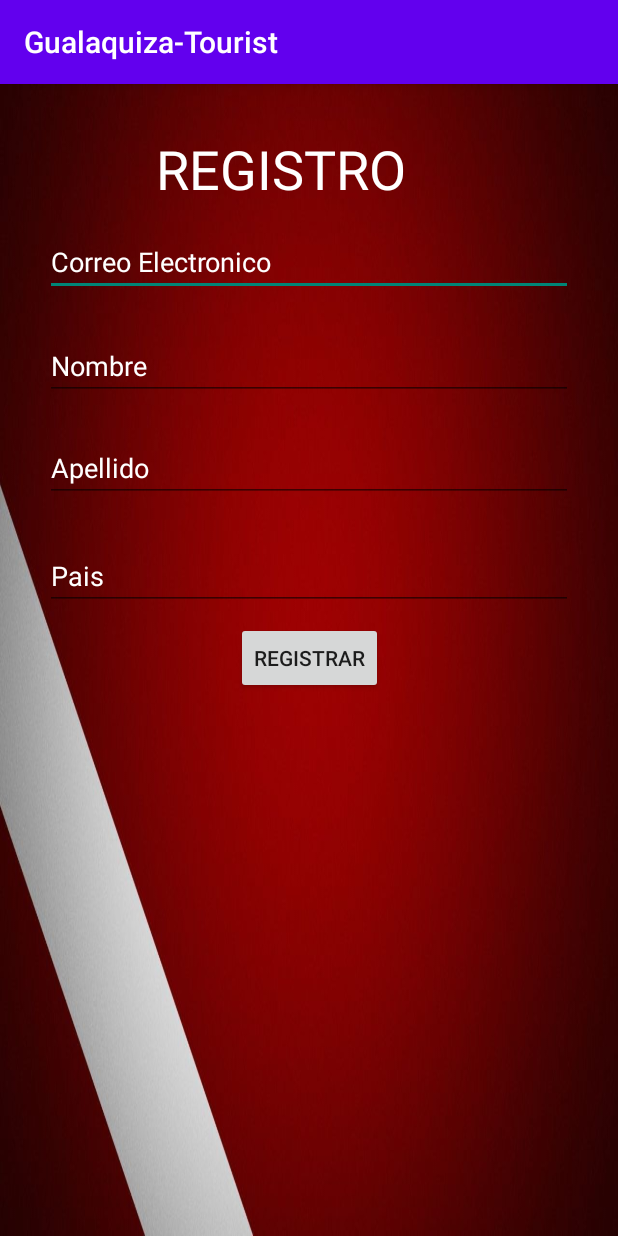
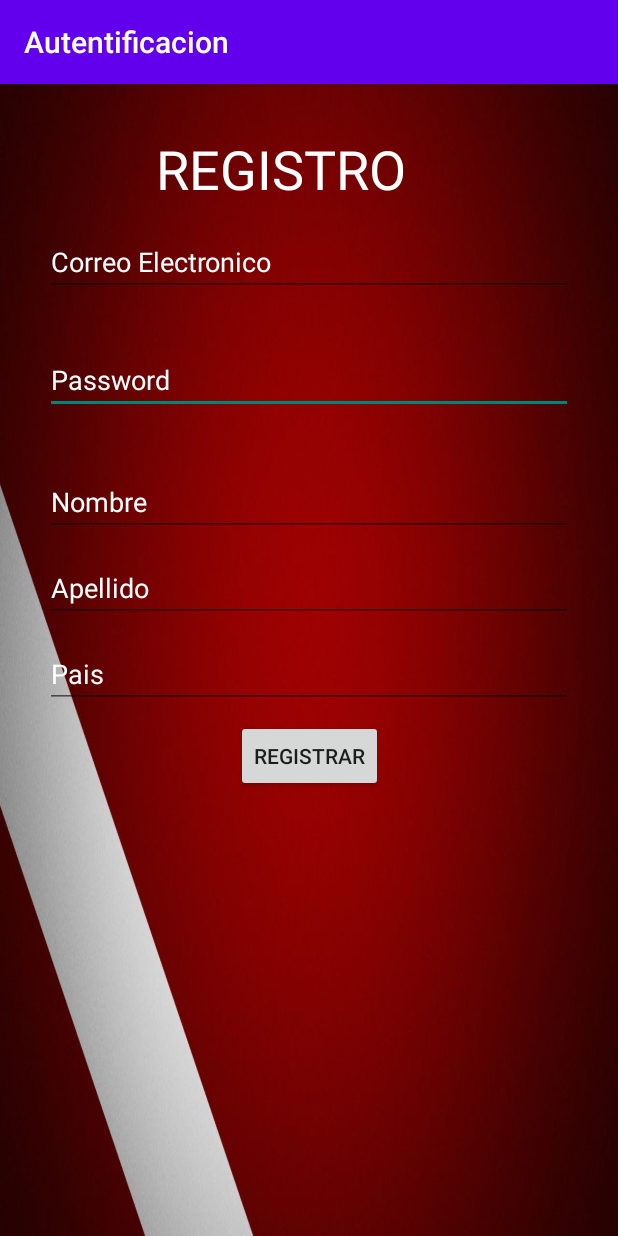
Before and after one commit to Danny-Y25/Proyecto-Turismo, an Android app: the screen it shows after launch (Registro), after a tap on "REGISTER", on a phone screen of 412 x 824 dp. Run offline under Robolectric (Android 15) with nearby library versions, the phone set to English and light mode, and no system bars; our stand-ins replace Firebase (no records; nobody signed in at launch, a user with empty details on screens opened directly).

Commit message:
Version19/1/2021
Actualizacion con el login y registro de usuarios

```diff
--- a/Codigo/GualaquizaTourist/app/build.gradle
+++ b/Codigo/GualaquizaTourist/app/build.gradle
@@ -44,6 +44,7 @@ dependencies {
     implementation 'androidx.constraintlayout:constraintlayout:2.0.4'
     implementation 'com.google.firebase:firebase-analytics-ktx'
     implementation 'com.google.firebase:firebase-database:19.2.1'
+    implementation 'com.google.firebase:firebase-auth:20.0.1'
     testImplementation 'junit:junit:4.+'
     androidTestImplementation 'androidx.test.ext:junit:1.1.2'
     androidTestImplementation 'androidx.test.espresso:espresso-core:3.3.0'
--- a/Codigo/GualaquizaTourist/app/src/main/AndroidManifest.xml
+++ b/Codigo/GualaquizaTourist/app/src/main/AndroidManifest.xml
@@ -1,6 +1,7 @@
 <?xml version="1.0" encoding="utf-8"?>
 <manifest xmlns:android="http://schemas.android.com/apk/res/android"
     package="com.example.gualaquiza_tourist">
+    <uses-permission android:name="android.permission.INTERNET"/>
 
     <application
         android:allowBackup="true"
--- a/Codigo/GualaquizaTourist/app/src/main/java/com/example/gualaquiza_tourist/MainActivity.kt
+++ b/Codigo/GualaquizaTourist/app/src/main/java/com/example/gualaquiza_tourist/MainActivity.kt
@@ -2,9 +2,16 @@ package com.example.gualaquiza_tourist
 
 import android.content.Intent
 import android.os.Bundle
+import android.util.Log
+import android.util.Log.*
 import android.widget.Button
+import android.widget.EditText
+import android.widget.TextView
+import androidx.appcompat.app.AlertDialog
 import androidx.appcompat.app.AppCompatActivity
+import com.google.firebase.auth.FirebaseAuth
 import com.google.firebase.database.FirebaseDatabase
+import org.w3c.dom.Text
 
 
 class MainActivity : AppCompatActivity() {
@@ -18,6 +25,38 @@ class MainActivity : AppCompatActivity() {
             val miIntent = Intent(this, Registro::class.java)
             startActivity(miIntent)
         }
+        //setup
+        login();
+
+        }
+        private fun login() {
+            title = "Autentificacion"
+            val login : Button = findViewById(R.id.btnlogin)
+            val contra =  findViewById<EditText>(R.id.editTextTextPassword)
+            val mail = findViewById<EditText>(R.id.editTextTextPersonName)
+
+            login.setOnClickListener {
+                if (mail.text.isNotEmpty() && contra.text.isNotEmpty()) {
+                    FirebaseAuth.getInstance().signInWithEmailAndPassword(mail.text.toString(), contra.text.toString()).addOnCompleteListener {
+                        if (it.isSuccessful){
+                            login.setOnClickListener{
+                                val mostrar = Intent(this,Menu::class.java)
+                                startActivity(mostrar)
+                            }
+                        }else{
+                            alert()
+                        }
+                    }
+                }
+            }
+        }
+        private fun alert(){
+            val builder = AlertDialog.Builder(this)
+            builder.setTitle("Error")
+            builder.setMessage("Se ha producido un error autentificando al usuario")
+            builder.setPositiveButton("Aceptar",null)
+            val dialog: AlertDialog=builder.create()
+            dialog.show()
 
         }
     }
--- a/Codigo/GualaquizaTourist/app/src/main/java/com/example/gualaquiza_tourist/Registro.kt
+++ b/Codigo/GualaquizaTourist/app/src/main/java/com/example/gualaquiza_tourist/Registro.kt
@@ -1,12 +1,47 @@
 package com.example.gualaquiza_tourist
 
+import android.content.Intent
 import androidx.appcompat.app.AppCompatActivity
 import android.os.Bundle
+import android.widget.Button
+import android.widget.EditText
+import androidx.appcompat.app.AlertDialog
+import com.google.firebase.auth.FirebaseAuth
 
 class Registro : AppCompatActivity() {
     override fun onCreate(savedInstanceState: Bundle?) {
         super.onCreate(savedInstanceState)
         setContentView(R.layout.activity_registro)
+        login()
+    }
+    private fun login() {
+        title = "Autentificacion"
+        val register : Button = findViewById(R.id.btnregis)
+        val contra =  findViewById<EditText>(R.id.editTextTextPersonName2)
+        val mail = findViewById<EditText>(R.id.editTextTextPersonName7)
+
+        register.setOnClickListener {
+            if (mail.text.isNotEmpty() && contra.text.isNotEmpty()) {
+                FirebaseAuth.getInstance().createUserWithEmailAndPassword(mail.text.toString(), contra.text.toString()).addOnCompleteListener {
+                    if (it.isSuccessful){
+                        register.setOnClickListener{
+                            val mostrar = Intent(this,MainActivity::class.java)
+                            startActivity(mostrar)
+                        }
+                    }else{
+                        alert()
+                    }
+                }
+            }
+        }
+    }
+    private fun alert(){
+        val builder = AlertDialog.Builder(this)
+        builder.setTitle("Error")
+        builder.setMessage("Se ha producido un error autentificando al usuario")
+        builder.setPositiveButton("Aceptar",null)
+        val dialog: AlertDialog =builder.create()
+        dialog.show()
 
     }
 }
--- a/Codigo/GualaquizaTourist/app/src/main/res/layout/activity_main.xml
+++ b/Codigo/GualaquizaTourist/app/src/main/res/layout/activity_main.xml
@@ -90,7 +90,7 @@
         app:layout_constraintTop_toBottomOf="@+id/editTextTextPassword" />
 
     <Button
-        android:id="@+id/button6"
+        android:id="@+id/btnlogin"
         android:layout_width="match_parent"
         android:layout_height="wrap_content"
         android:layout_marginStart="32dp"
--- a/Codigo/GualaquizaTourist/app/src/main/res/layout/activity_registro.xml
+++ b/Codigo/GualaquizaTourist/app/src/main/res/layout/activity_registro.xml
@@ -6,6 +6,46 @@
     android:layout_height="match_parent"
     android:background="@drawable/registro"
     tools:context=".Registro">
+
+    <EditText
+        android:id="@+id/editTextTextPersonName2"
+        android:layout_width="match_parent"
+        android:layout_height="wrap_content"
+        android:layout_marginStart="30dp"
+        android:layout_marginTop="8dp"
+        android:layout_marginEnd="30dp"
+        android:layout_marginBottom="28dp"
+        android:ems="10"
+        android:hint="Password"
+        android:inputType="textPersonName"
+        android:textColor="@color/white"
+        android:textColorHint="@color/white"
+        app:layout_constraintBottom_toTopOf="@+id/editTextTextPersonName4"
+        app:layout_constraintEnd_toEndOf="parent"
+        app:layout_constraintHorizontal_bias="0.0"
+        app:layout_constraintStart_toStartOf="parent"
+        app:layout_constraintTop_toBottomOf="@+id/textView"
+        app:layout_constraintVertical_bias="0.908" />
+
+    <EditText
+        android:id="@+id/editTextTextPersonName7"
+        android:layout_width="match_parent"
+        android:layout_height="wrap_content"
+        android:layout_marginStart="30dp"
+        android:layout_marginTop="8dp"
+        android:layout_marginEnd="30dp"
+        android:layout_marginBottom="28dp"
+        android:ems="10"
+        android:hint="Correo Electronico"
+        android:inputType="textPersonName"
+        android:textColor="@color/white"
+        android:textColorHint="@color/white"
+        app:layout_constraintBottom_toTopOf="@+id/editTextTextPersonName4"
+        app:layout_constraintEnd_toEndOf="parent"
+        app:layout_constraintHorizontal_bias="0.0"
+        app:layout_constraintStart_toStartOf="parent"
+        app:layout_constraintTop_toBottomOf="@+id/textView"
+        app:layout_constraintVertical_bias="0.0" />
 
     <TextView
         android:id="@+id/textView"
@@ -20,29 +60,11 @@
         app:layout_constraintTop_toTopOf="parent" />
 
     <EditText
-        android:id="@+id/editTextTextPersonName3"
-        android:layout_width="match_parent"
-        android:layout_height="wrap_content"
-        android:layout_marginStart="30dp"
-        android:layout_marginTop="8dp"
-        android:layout_marginEnd="30dp"
-        android:layout_marginBottom="28dp"
-        android:ems="10"
-        android:hint="Correo Electronico"
-        android:inputType="textPersonName"
-        android:textColor="@color/white"
-        android:textColorHint="@color/white"
-        app:layout_constraintBottom_toTopOf="@+id/editTextTextPersonName4"
-        app:layout_constraintEnd_toEndOf="parent"
-        app:layout_constraintStart_toStartOf="parent"
-        app:layout_constraintTop_toBottomOf="@+id/textView" />
-
-    <EditText
         android:id="@+id/editTextTextPersonName4"
         android:layout_width="match_parent"
         android:layout_height="wrap_content"
         android:layout_marginStart="30dp"
-        android:layout_marginTop="24dp"
+        android:layout_marginTop="168dp"
         android:layout_marginEnd="30dp"
         android:ems="10"
         android:hint="Nombre"
@@ -53,14 +75,14 @@
         app:layout_constraintEnd_toEndOf="parent"
         app:layout_constraintHorizontal_bias="0.0"
         app:layout_constraintStart_toStartOf="parent"
-        app:layout_constraintTop_toBottomOf="@+id/editTextTextPersonName3" />
+        app:layout_constraintTop_toBottomOf="@+id/textView" />
 
     <EditText
         android:id="@+id/editTextTextPersonName5"
         android:layout_width="match_parent"
         android:layout_height="wrap_content"
         android:layout_marginStart="30dp"
-        android:layout_marginTop="92dp"
+        android:layout_marginTop="12dp"
         android:layout_marginEnd="30dp"
         android:ems="10"
         android:hint="Apellido"
@@ -71,14 +93,14 @@
         app:layout_constraintEnd_toEndOf="parent"
         app:layout_constraintHorizontal_bias="0.0"
         app:layout_constraintStart_toStartOf="parent"
-        app:layout_constraintTop_toBottomOf="@+id/editTextTextPersonName3" />
+        app:layout_constraintTop_toBottomOf="@+id/editTextTextPersonName4" />
 
     <EditText
         android:id="@+id/editTextTextPersonName6"
         android:layout_width="match_parent"
         android:layout_height="wrap_content"
         android:layout_marginStart="30dp"
-        android:layout_marginTop="164dp"
+        android:layout_marginTop="12dp"
         android:layout_marginEnd="30dp"
         android:ems="10"
         android:hint="Pais"
@@ -89,10 +111,10 @@
         app:layout_constraintEnd_toEndOf="parent"
         app:layout_constraintHorizontal_bias="0.0"
         app:layout_constraintStart_toStartOf="parent"
-        app:layout_constraintTop_toBottomOf="@+id/editTextTextPersonName3" />
+        app:layout_constraintTop_toBottomOf="@+id/editTextTextPersonName5" />
 
     <Button
-        android:id="@+id/button2"
+        android:id="@+id/btnregis"
         android:layout_width="wrap_content"
         android:layout_height="wrap_content"
         android:layout_marginStart="30dp"
--- a/Codigo/GualaquizaTourist/build.gradle
+++ b/Codigo/GualaquizaTourist/build.gradle
@@ -11,7 +11,7 @@ buildscript {
 
         // NOTE: Do not place your application dependencies here; they belong
         // in the individual module build.gradle files
-        classpath 'com.google.gms:google-services:4.3.3'
+        classpath 'com.google.gms:google-services:4.3.4'
     }
 }
 
```
